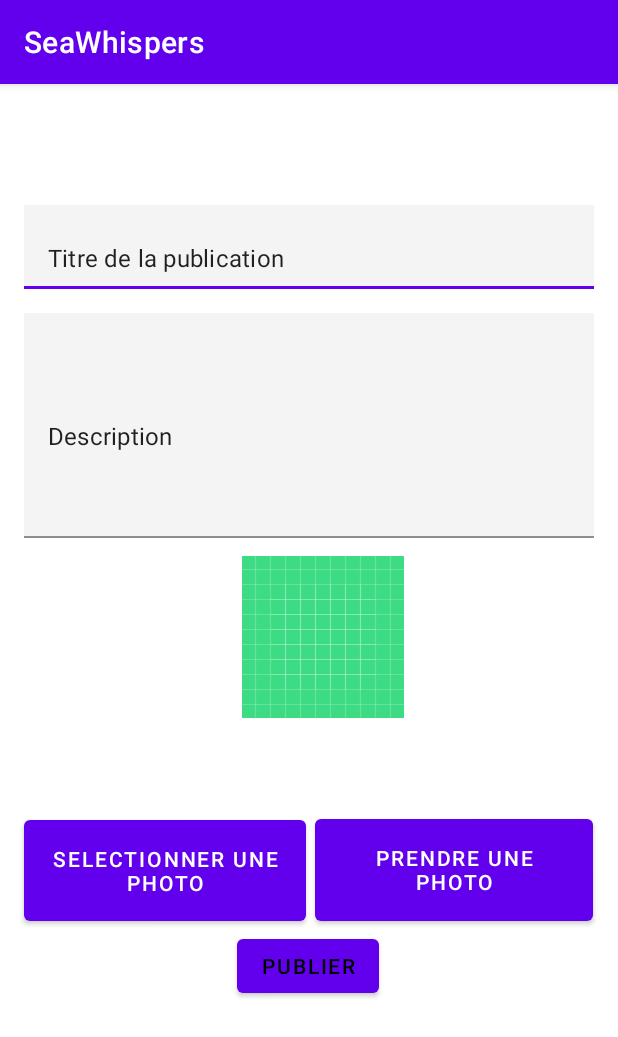
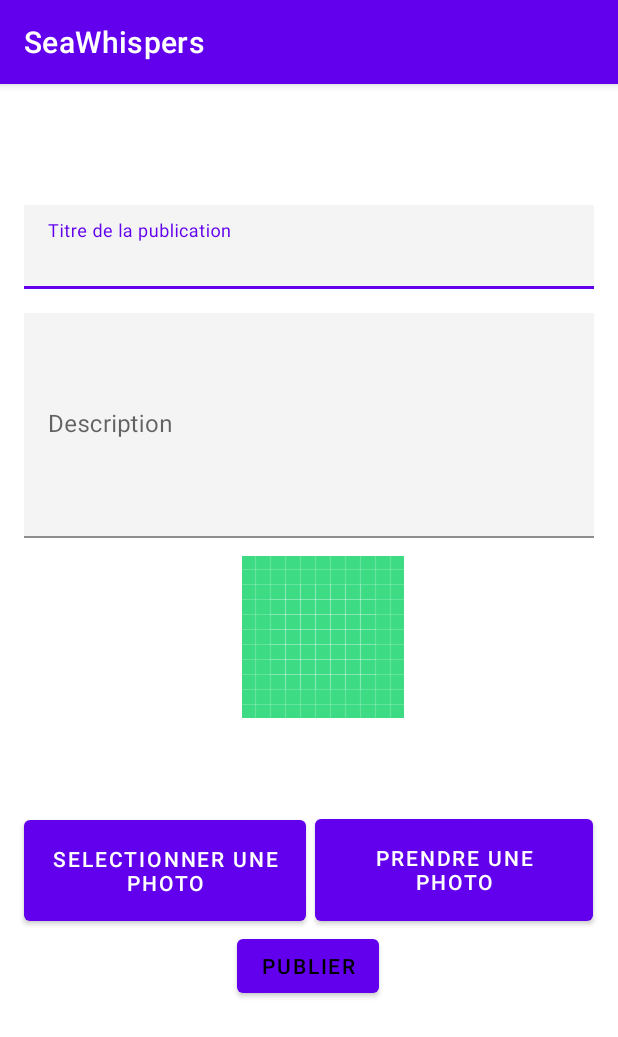
Before and after one commit to QuantumEnigmaa/NetworkApp, an Android app: the screen it shows after launch once a user with an empty profile is signed in (PostActivity), after a tap on an icon or button, on a phone screen of 412 x 824 dp. Shown: the top 1037 px of the screen. Run offline under Robolectric (Android 15) with nearby library versions, the phone set to English and light mode, and no system bars; our stand-ins replace Firebase (no records; nobody signed in at launch, a user with empty details on screens opened directly).

```diff
--- a/app/src/main/java/fr/isen/networkapp/pk/DetailPost.kt
+++ b/app/src/main/java/fr/isen/networkapp/pk/DetailPost.kt
@@ -46,6 +46,7 @@ class DetailPost : AppCompatActivity() {
     override fun onDestroy() {
         super.onDestroy()
         FirebaseUtils.dbRef.child(post.postId!!).setValue(post)
+        finish()
     }
 
 }
--- a/app/src/main/java/fr/isen/networkapp/pk/FeedAdapter.kt
+++ b/app/src/main/java/fr/isen/networkapp/pk/FeedAdapter.kt
@@ -22,9 +22,9 @@ class FeedAdapter(private val entries: MutableList<Post>): RecyclerView.Adapter<
         // + implementer like sur cette page
         holder.titleCell.text = entries[position].postTitle
 
-        holder.descriptionCell.text = "testing my best hard coded description"
+        holder.descriptionCell.text = entries[position].content
         holder.photoCell.setImageResource(R.drawable.logoheart)
-        holder.userCell.text = "some hard coded user"
+        holder.userCell.text = entries[position].posterName
 
 
         val context = holder.itemView.context
--- a/app/src/main/java/fr/isen/networkapp/pk/HomeActivity.kt
+++ b/app/src/main/java/fr/isen/networkapp/pk/HomeActivity.kt
@@ -33,6 +33,16 @@ class HomeActivity : AppCompatActivity() {
             startActivity(Intent(this, PostActivity::class.java))
         }
 
+        loadData()
+
+        binding.activityHomeSwipe.setOnRefreshListener {
+            binding.activityHomeRecycler.Recycler()
+            loadData()
+            binding.activityHomeSwipe.isRefreshing = false
+        }
+    }
+
+    private fun loadData() {
         postLst = mutableListOf()
         FirebaseUtils.dbRef.addListenerForSingleValueEvent(
                 object : ValueEventListener{
--- a/app/src/main/java/fr/isen/networkapp/pk/PostActivity.kt
+++ b/app/src/main/java/fr/isen/networkapp/pk/PostActivity.kt
@@ -29,12 +29,11 @@ class PostActivity : AppCompatActivity() {
         }
 
         binding.postButton.setOnClickListener {
-            /*val testMessage: Post = Post("postTest", "blablabla", "jean-didier")
-            dbRef.child("testpost").setValue(testMessage)*/
             //TODO: better username plz
             val testMessage: Post = Post(binding.postTitleInput.text.toString(),binding.postDescription.text.toString(),"Robert")
             dbRef.child(dbRef.push().key.toString()).setValue(testMessage)
             startActivity(Intent(this, HomeActivity::class.java))
+            finish()
         }
     }
 
--- a/app/src/main/res/layout/activity_post.xml
+++ b/app/src/main/res/layout/activity_post.xml
@@ -38,7 +38,7 @@
             android:layout_height="wrap_content"
             android:background="#F4F4F4"
             android:inputType="textShortMessage|textEmailAddress"
-            android:text="@string/post_title" />
+            android:hint="@string/post_title" />
 
     </com.google.android.material.textfield.TextInputLayout>
 
@@ -60,7 +60,7 @@
             android:layout_height="150dp"
             android:background="#F4F4F4"
             android:inputType="textLongMessage|textPassword"
-            android:text="@string/description" />
+            android:hint="@string/description" />
     </com.google.android.material.textfield.TextInputLayout>
 
     <Button
```
Lines whose indentation alone changed are shown as unchanged.
